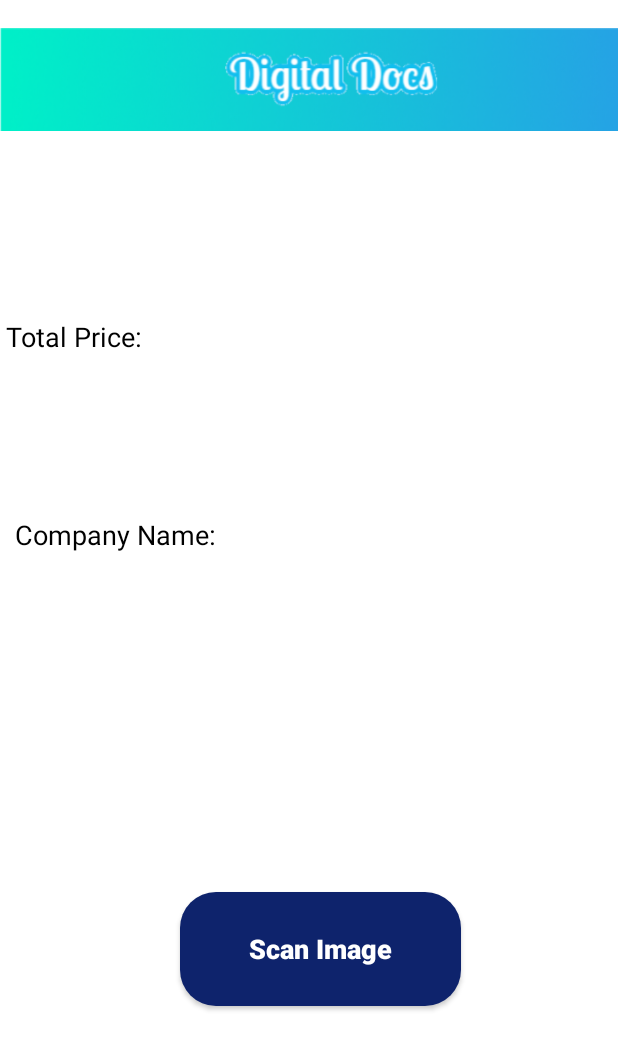
After one commit to Ssak4395/digidocs, an Android app: the layout activity_on_image_taken.xml on its own in the app's theme, with its tools: preview values and no code run, on a phone screen of 412 x 824 dp. The commit adds this screen. Shown: the top 1050 px of the screen. Run offline under Robolectric (Android 15) with nearby library versions, the light colour scheme and no system bars; Roboto replaces fonts that are not available here.

Commit message:
Integrated project with Firebase ML. Integrated total price extraction Setup ABN Look up using RESTful API Updated google-services.json

```diff
--- a/app/src/main/java/com/example/digitaldocs/activities/HomeActivity.java
+++ b/app/src/main/java/com/example/digitaldocs/activities/HomeActivity.java
@@ -53,7 +53,7 @@ public class HomeActivity extends AppCompatActivity {
         super.onCreate(savedInstanceState);
         this.requestWindowFeature(Window.FEATURE_NO_TITLE);
         this.getWindow().setFlags(WindowManager.LayoutParams.FLAG_FULLSCREEN, WindowManager.LayoutParams.FLAG_FULLSCREEN);
-        this.setContentView(R.layout.activity_home);
+        setContentView(R.layout.activity_home);
         setContentView(R.layout.activity_home);
         mControlsView = findViewById(R.id.container);
         signin = findViewById(R.id.SignIn);
--- /dev/null
+++ b/app/src/main/res/layout/activity_on_image_taken.xml
@@ -0,0 +1,71 @@
+<?xml version="1.0" encoding="utf-8"?>
+<FrameLayout xmlns:android="http://schemas.android.com/apk/res/android"
+    xmlns:app="http://schemas.android.com/apk/res-auto"
+    xmlns:tools="http://schemas.android.com/tools"
+    android:layout_width="match_parent"
+    android:layout_height="match_parent"
+    android:background="#FFFFFF"
+    tools:context=".activities.onImageTaken" >
+
+    <ImageView
+        android:id="@+id/imageView34"
+        android:layout_width="436dp"
+        android:layout_height="106dp"
+        app:layout_constraintEnd_toEndOf="parent"
+        app:layout_constraintHorizontal_bias="0.52"
+        app:layout_constraintStart_toStartOf="parent"
+        app:srcCompat="@drawable/screen_shot_2020_09_18_at_11_03_32_pm"
+        tools:layout_editor_absoluteY="-24dp" />
+
+    <androidx.constraintlayout.widget.ConstraintLayout
+        android:layout_width="match_parent"
+        android:layout_height="match_parent">
+
+        <Button
+            android:id="@+id/sign_up_button2"
+            android:layout_width="187dp"
+            android:layout_height="76dp"
+            android:background="@drawable/rounded_corner"
+            android:text="Scan Image"
+            android:textAllCaps="false"
+            android:textColor="#FFFFFF"
+            android:textSize="18sp"
+            android:textStyle="bold"
+            android:translationX="120dp"
+            android:translationY="320dp"
+            app:layout_constraintBottom_toBottomOf="parent"
+            app:layout_constraintEnd_toEndOf="parent"
+            app:layout_constraintHorizontal_bias="0.0"
+            app:layout_constraintStart_toStartOf="parent"
+            app:layout_constraintTop_toTopOf="parent"
+            app:layout_constraintVertical_bias="0.367" />
+
+        <TextView
+            android:id="@+id/compName"
+            android:layout_width="374dp"
+            android:layout_height="69dp"
+            android:layout_marginTop="344dp"
+            android:layout_marginEnd="28dp"
+            android:layout_marginRight="28dp"
+            android:text="Company Name:"
+            android:textColor="#000000"
+            android:textSize="18sp"
+            app:layout_constraintEnd_toEndOf="parent"
+            app:layout_constraintTop_toTopOf="parent" />
+
+        <TextView
+            android:id="@+id/totalPrice"
+            android:layout_width="392dp"
+            android:layout_height="79dp"
+            android:layout_marginTop="212dp"
+            android:layout_marginEnd="16dp"
+            android:layout_marginRight="16dp"
+            android:text="Total Price: "
+            android:textColor="#000000"
+            android:textSize="18sp"
+            app:layout_constraintEnd_toEndOf="parent"
+            app:layout_constraintTop_toTopOf="parent" />
+
+    </androidx.constraintlayout.widget.ConstraintLayout>
+
+</FrameLayout>
--- a/app/src/main/res/values/strings.xml
+++ b/app/src/main/res/values/strings.xml
@@ -6,4 +6,6 @@
     <string name="title_activity_email_verification">FullscreenActivity</string>
     <string name="dummy_button">Dummy Button</string>
     <string name="dummy_content">DUMMY\nCONTENT</string>
+    <string name="title_activity_image_captured">FullscreenActivity</string>
+    <string name="title_activity_on_image_taken">FullscreenActivity</string>
 </resources>
```
Also changed, not shown: app/build.gradle (+6 -1 lines), app/src/main/AndroidManifest.xml (+32 -3 lines), app/src/main/java/com/example/digitaldocs/activities/Camera.java (+190 -4 lines), app/src/main/java/com/example/digitaldocs/activities/onImageTaken.java (added, +67 -0 lines), app/src/main/res/layout/camera_display.xml (+2 -11 lines), app/src/main/res/xml/file_path.xml (added, +7 -0 lines).
